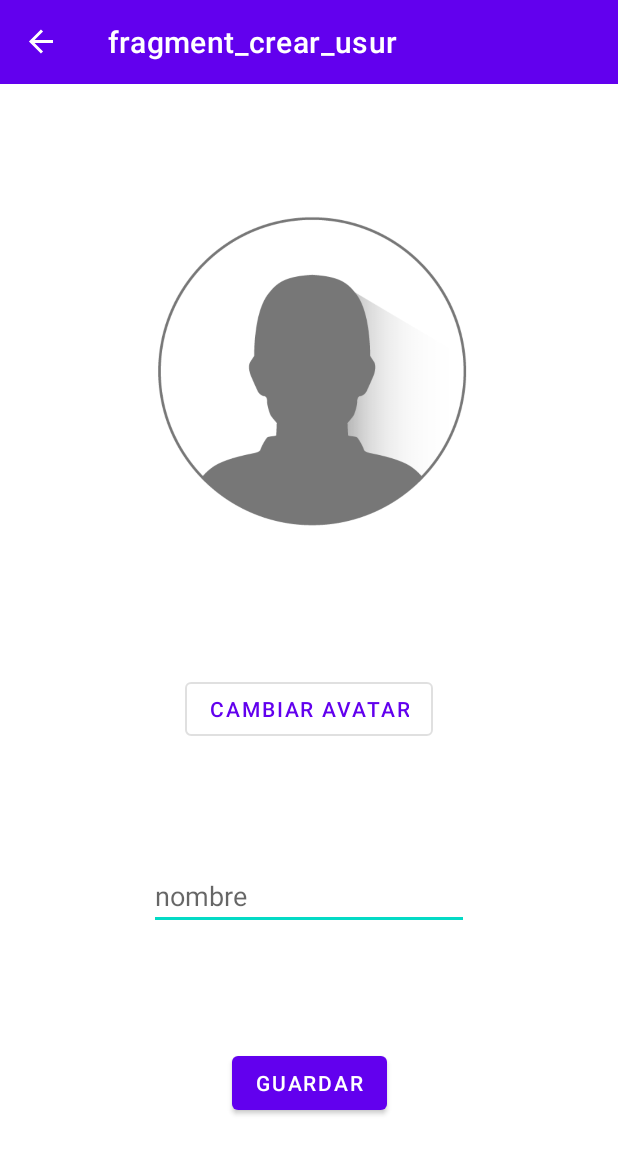
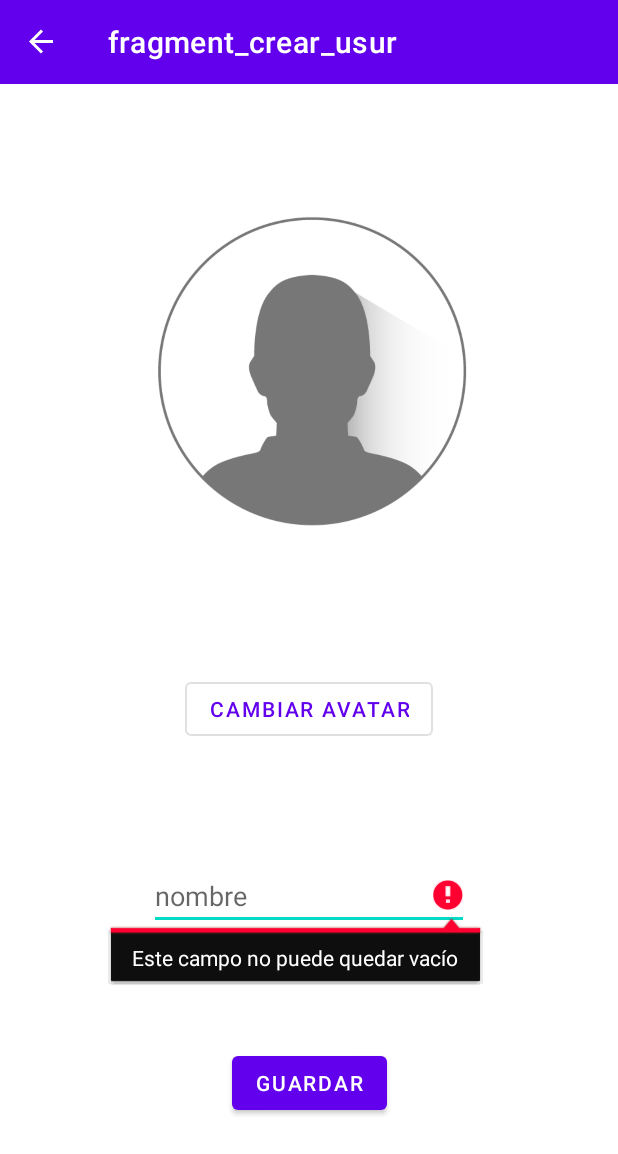
Before and after one commit to juanxoo5/TopTrump, an Android app: the CrearUsuFragment screen opened through its navigation route, after a tap on "GUARDAR", on a phone screen of 412 x 824 dp. Shown: the top 1154 px of the screen. Run offline under Robolectric (Android 15) with nearby library versions, the phone set to English and light mode, and no system bars; our stand-ins replace Room's generated code, navigation-ui.

Commit message:
cosas hechas

```diff
--- a/app/src/main/java/com/example/toptrump/view/adapter/AdminUsu/AdminUsuAdapter.java
+++ b/app/src/main/java/com/example/toptrump/view/adapter/AdminUsu/AdminUsuAdapter.java
@@ -2,9 +2,11 @@ package com.example.toptrump.view.adapter.AdminUsu;
 
 import android.annotation.SuppressLint;
 import android.content.DialogInterface;
+import android.graphics.Color;
 import android.os.Bundle;
 import android.view.View;
 import android.view.ViewGroup;
+import android.widget.Toast;
 
 import androidx.annotation.NonNull;
 import androidx.appcompat.app.AlertDialog;
@@ -67,6 +69,8 @@ public class AdminUsuAdapter extends ListAdapter<Usuario, AdminUsuViewHolder> {
                 builder.setNegativeButton("Eliminar usuario", new DialogInterface.OnClickListener() {
 
                     public void onClick(DialogInterface dialog, int which) {
+                        Toast toast = Toast.makeText(v.getContext(),"El usuario ha sido eliminado", Toast.LENGTH_LONG);
+                        toast.show();
                         viewModelActivity.deleteUsuario(current.getId());
                     }
                 });
--- a/app/src/main/java/com/example/toptrump/view/adapter/AdminUsu/AdminUsuViewHolder.java
+++ b/app/src/main/java/com/example/toptrump/view/adapter/AdminUsu/AdminUsuViewHolder.java
@@ -27,9 +27,9 @@ public class AdminUsuViewHolder extends RecyclerView.ViewHolder {
     }
 
     @SuppressLint("ResourceType")
-    public void bind(String text, int avatar) {
+    public void bind(String text, int avatares) {
         tvNombUsu.setText(text);
-        this.avatar.setImageResource(avatar);
+        avatar.setImageResource(avatares);
     }
     public static AdminUsuViewHolder create(ViewGroup parent) {
         View view = LayoutInflater.from(parent.getContext())
--- a/app/src/main/java/com/example/toptrump/view/adapter/Usuarios/UsuariosViewHolder.java
+++ b/app/src/main/java/com/example/toptrump/view/adapter/Usuarios/UsuariosViewHolder.java
@@ -1,6 +1,7 @@
 package com.example.toptrump.view.adapter.Usuarios;
 
 import android.annotation.SuppressLint;
+import android.util.Log;
 import android.view.LayoutInflater;
 import android.view.View;
 import android.view.ViewGroup;
@@ -27,9 +28,10 @@ public class UsuariosViewHolder extends RecyclerView.ViewHolder{
     }
 
     @SuppressLint("ResourceType")
-    public void bind(String text, int avatar) {
+    public void bind(String text, int avatares) {
         tvNombUsu.setText(text);
-        this.avatar.setImageResource(avatar);
+        avatar.setImageResource(avatares);
+
     }
     public static UsuariosViewHolder create(ViewGroup parent) {
         View view = LayoutInflater.from(parent.getContext())
--- a/app/src/main/java/com/example/toptrump/view/fragments/CrearUsuFragment.java
+++ b/app/src/main/java/com/example/toptrump/view/fragments/CrearUsuFragment.java
@@ -13,6 +13,7 @@ import androidx.navigation.Navigation;
 import androidx.navigation.ui.AppBarConfiguration;
 import androidx.navigation.ui.NavigationUI;
 
+import android.util.Log;
 import android.view.LayoutInflater;
 import android.view.Menu;
 import android.view.MenuInflater;
@@ -33,6 +34,8 @@ import com.google.android.material.navigation.NavigationView;
 public class CrearUsuFragment extends Fragment {
 
     private ViewModel viewModelActivity;
+    Bundle bundle;
+    int avatar;
 
     @Override
     public View onCreateView(LayoutInflater inflater, ViewGroup container,
@@ -45,7 +48,11 @@ public class CrearUsuFragment extends Fragment {
     public void onViewCreated(@NonNull View view, @Nullable Bundle savedInstanceState) {
         super.onViewCreated(view, savedInstanceState);
         viewModelActivity = new ViewModelProvider(this).get(ViewModel.class);
+        try {
+            avatar = getArguments().getInt("Imagen");
+        } catch( NullPointerException e){
 
+        }
 
         navigation(view);
 
@@ -53,6 +60,14 @@ public class CrearUsuFragment extends Fragment {
         Button btGuardar = view.findViewById(R.id.btGuardar);
         EditText etNombre = view.findViewById(R.id.etNombreUsuario);
         ImageView imgAvatar = view.findViewById(R.id.imgAvatar);
+        String avatares = String.valueOf(avatar);
+        if(avatares.equals("0")){
+            imgAvatar.setImageResource(R.drawable.avatar);
+            Log.v("XYZ" ,"" +  avatar);
+        } else {
+            imgAvatar.setImageResource(avatar);
+            Log.v("XYZ" ,"" +  avatar);
+        }
 
         NavController navController = Navigation.findNavController(view);
 
@@ -68,10 +83,13 @@ public class CrearUsuFragment extends Fragment {
             public void onClick(View v) {
                 if(!etNombre.getText().toString().isEmpty()){
                     String nombreUsuario = etNombre.getText().toString();
-                    Usuario usuario = new Usuario(nombreUsuario, imgAvatar.getId(),0,0);
+                    Usuario usuario = new Usuario(nombreUsuario, avatar,0,0);
+                    Log.v("XYZ" ,"" +  avatar);
                     viewModelActivity.insert(usuario);
 
                     navController.navigate(R.id.admUsuaFragment);
+                } else {
+                    etNombre.setError("Este campo no puede quedar vacío");
                 }
             }
         });
```
